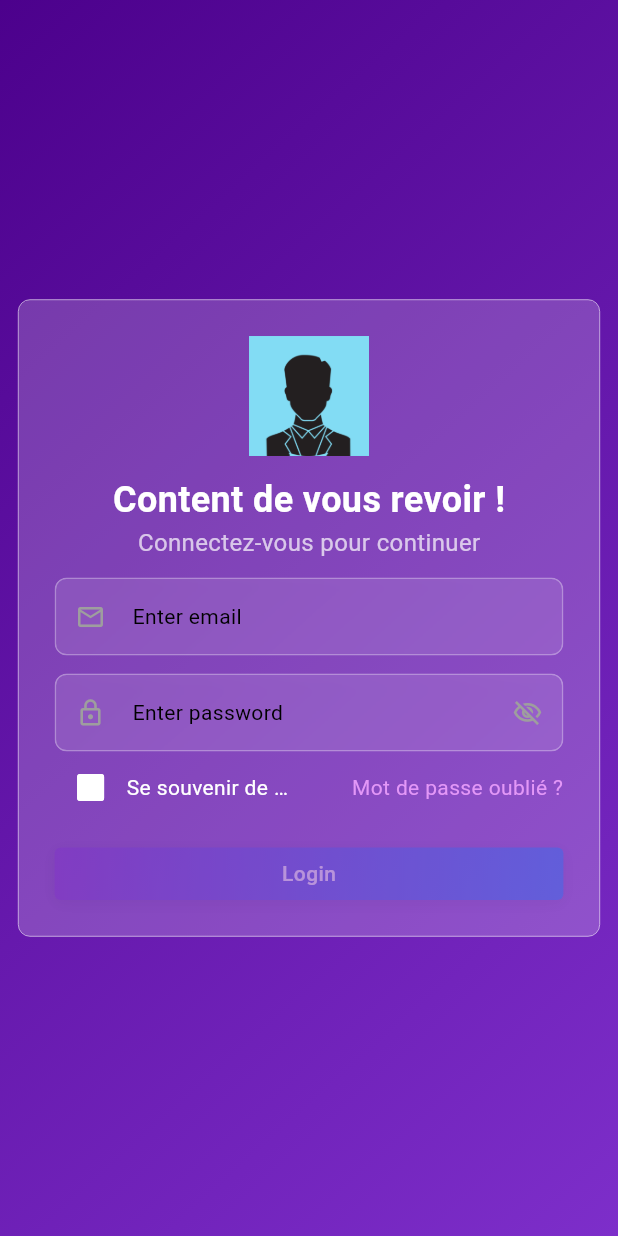
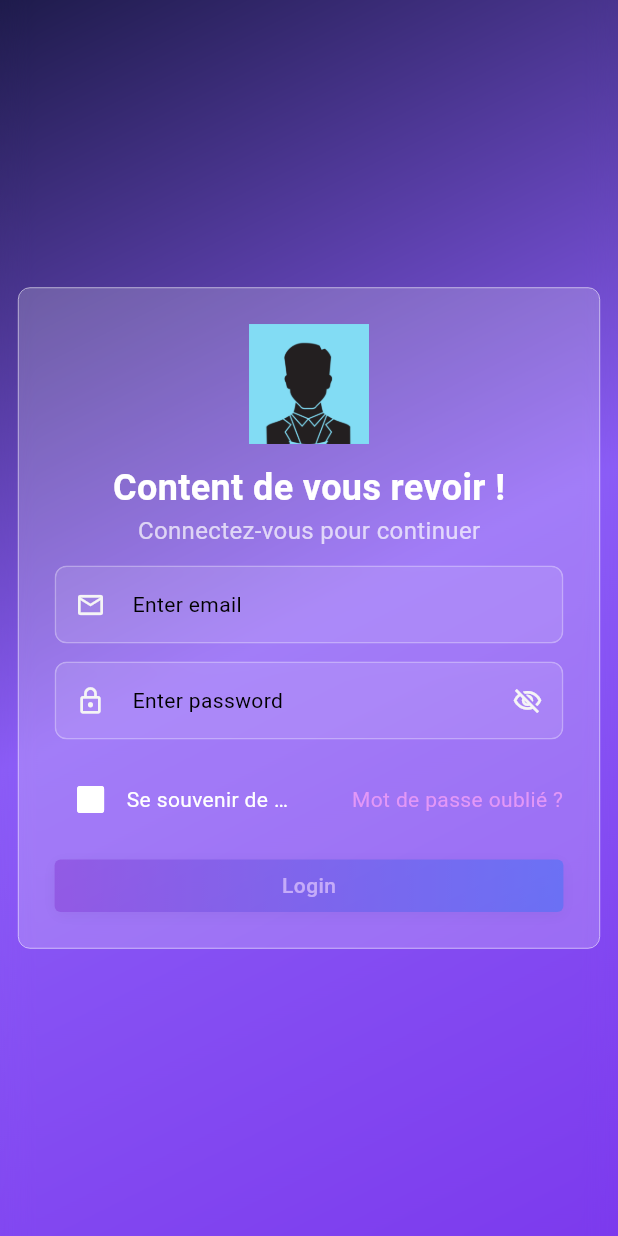
Before and after one commit to beyremagrebi/udemy-app-mobile, a Flutter app: the screen it shows after launch, on a phone screen of 412 x 824 dp. Run offline on Flutter 3.47's test engine with Material 3 defaults, Android fonts, the phone set to English and light mode, and no system bars; our stand-ins replace cached_network_image, flutter_spinkit, google_fonts.

Commit message:
edit background color of app

```diff
--- a/lib/core/themes/app_gradient.dart
+++ b/lib/core/themes/app_gradient.dart
@@ -1,14 +1,13 @@
-import 'package:erudaxis/core/styles/app_colors.dart';
 import 'package:flutter/material.dart';
 
 class AppGradients {
   static const LinearGradient surfaceGradient = LinearGradient(
     begin: Alignment.topLeft,
     end: Alignment.bottomRight,
-    transform: GradientRotation(50),
     colors: [
-      AppColors.surfaceGradientStart,
-      AppColors.surfaceGradientEnd,
+      Color(0xFF1E1B4B),
+      Color(0xFF8B5CF6),
+      Color(0xFF7C3AED),
     ],
   );
 }
--- a/lib/widgets/auth/login_form.dart
+++ b/lib/widgets/auth/login_form.dart
@@ -1,8 +1,8 @@
+import 'package:erudaxis/presentation/main/main_view.dart';
 import 'package:erudaxis/providers/auth/login_view_model.dart';
 import 'package:flutter/material.dart';
 
 import '../../core/styles/dimensions.dart';
-import '../../presentation/main/main_view.dart';
 import '../../presentation/utils/form/base_form.dart';
 import '../../presentation/utils/form/validate_helper.dart';
 import '../../presentation/utils/navigator_utils.dart';
@@ -13,10 +13,10 @@ import 'login_footer_row.dart';
 class LoginForm extends BaseForm<LoginViewModel> {
   LoginForm({super.key, required super.viewModel});
 
-  // @override
-  // Widget? buildFooter(BuildContext context) {
-  //   return LoginFooterRow(viewModel: viewModel);
-  // }
+  @override
+  Widget? buildFooter(BuildContext context) {
+    return LoginFooterRow(viewModel: viewModel);
+  }
 
   @override
   List<Widget> buildFormFields(BuildContext context) {
@@ -27,7 +27,7 @@ class LoginForm extends BaseForm<LoginViewModel> {
         validator: ValidationHelpers.validateEmail,
         autovalidateMode: AutovalidateMode.onUserInteraction,
         prefixIcon:
-            const Icon(Icons.email_outlined, color: Colors.grey, size: 20),
+            Icon(Icons.email_outlined, color: Colors.grey.shade100, size: 20),
       ),
       Dimensions.heightMedium,
       InputText(
@@ -44,13 +44,12 @@ class LoginForm extends BaseForm<LoginViewModel> {
                 ? Icons.visibility_off_outlined
                 : Icons.visibility_outlined,
             size: 20,
-            color: Colors.grey,
+            color: Colors.grey.shade100,
           ),
         ),
         prefixIcon:
-            const Icon(Icons.lock_outlined, size: 20, color: Colors.grey),
+            Icon(Icons.lock_outlined, size: 20, color: Colors.grey.shade100),
       ),
-      LoginFooterRow(viewModel: viewModel),
     ];
   }
 
--- a/lib/widgets/common/widgets.dart
+++ b/lib/widgets/common/widgets.dart
@@ -1,22 +1,9 @@
+import 'dart:ui';
+
 import 'package:erudaxis/core/styles/app_colors.dart';
 import 'package:flutter/material.dart';
 
 import '../../core/themes/app_gradient.dart';
-
-Widget? gradientSurfaceWidget(Widget? child) {
-  return Stack(
-    children: [
-      Container(
-        width: double.infinity,
-        height: double.infinity,
-        decoration: const BoxDecoration(
-          gradient: AppGradients.surfaceGradient,
-        ),
-      ),
-      if (child != null) child,
-    ],
-  );
-}
 
 Widget gradientAppBarWidget(Widget? child) {
   return Container(
@@ -35,3 +22,21 @@ Widget gradientAppBarWidget(Widget? child) {
     child: child,
   );
 }
+
+Widget? gradientSurfaceWidget(Widget? child) {
+  return Container(
+    width: double.infinity,
+    height: double.infinity,
+    decoration: const BoxDecoration(
+      gradient: AppGradients.surfaceGradient,
+    ),
+    child: BackdropFilter(
+      filter: ImageFilter.blur(
+        sigmaX: 10,
+        sigmaY: 0,
+        tileMode: TileMode.decal,
+      ),
+      child: child,
+    ),
+  );
+}
```
